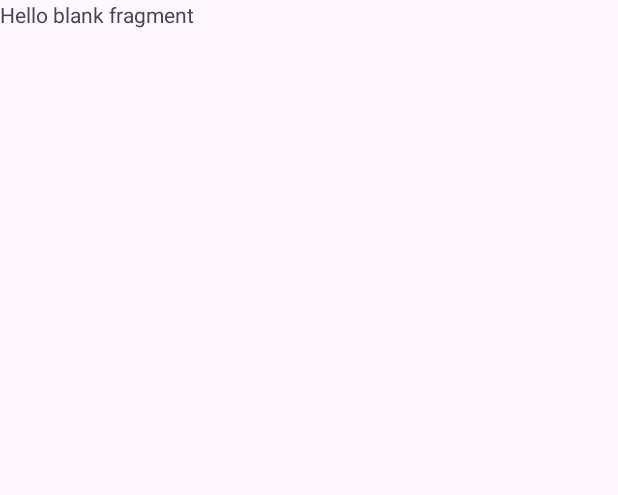
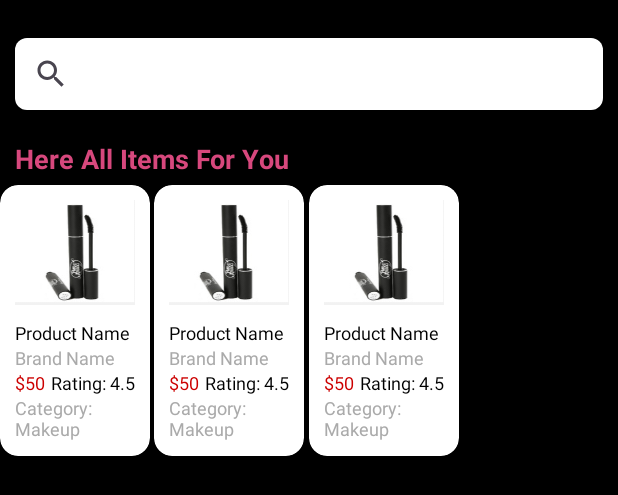
Before and after one commit to Shimon31/Glow_Mart, an Android app: the layout fragment_search.xml on its own in the app's theme, with its tools: preview values and no code run, on a phone screen of 412 x 824 dp. Shown: the top 495 px of the screen. Run offline under Robolectric (Android 15) with nearby library versions, the phone set to English and light mode, and no system bars.

Commit message:
search Bar is working properly

```diff
--- /dev/null
+++ b/app/src/main/res/layout/all_product_item.xml
@@ -0,0 +1,89 @@
+<?xml version="1.0" encoding="utf-8"?>
+<androidx.cardview.widget.CardView xmlns:android="http://schemas.android.com/apk/res/android"
+    xmlns:app="http://schemas.android.com/apk/res-auto"
+    xmlns:tools="http://schemas.android.com/tools"
+    android:id="@+id/product_item"
+    android:layout_width="100dp"
+    android:layout_height="wrap_content"
+    app:cardCornerRadius="12dp"
+    android:layout_marginVertical="5dp"
+    app:cardElevation="4dp">
+
+    <!-- ConstraintLayout inside CardView -->
+    <androidx.constraintlayout.widget.ConstraintLayout
+        android:layout_width="match_parent"
+        android:layout_height="wrap_content"
+        android:layout_margin="10dp">
+
+        <!-- Product Image -->
+        <ImageView
+            android:id="@+id/product_image"
+            android:layout_width="0dp"
+            android:layout_height="70dp"
+            android:src="@drawable/image"
+            android:scaleType="fitXY"
+            app:layout_constraintEnd_toEndOf="parent"
+            app:layout_constraintStart_toStartOf="parent"
+            app:layout_constraintTop_toTopOf="parent" />
+
+        <!-- Product Name -->
+        <TextView
+            android:id="@+id/product_name"
+            android:layout_width="0dp"
+            android:layout_height="wrap_content"
+            android:text="Product Name"
+            android:textSize="12sp"
+            android:textColor="@android:color/black"
+            android:ellipsize="end"
+            android:layout_marginTop="10dp"
+            android:scrollHorizontally="true"
+            app:layout_constraintEnd_toEndOf="parent"
+            app:layout_constraintStart_toStartOf="parent"
+            app:layout_constraintTop_toBottomOf="@id/product_image" />
+
+        <!-- Product Brand -->
+        <TextView
+            android:id="@+id/product_brand"
+            android:layout_width="wrap_content"
+            android:layout_height="wrap_content"
+            android:text="Brand Name"
+            android:textSize="12sp"
+            android:textColor="@android:color/darker_gray"
+            app:layout_constraintStart_toStartOf="parent"
+            app:layout_constraintTop_toBottomOf="@id/product_name" />
+
+        <!-- Product Price -->
+        <TextView
+            android:id="@+id/product_price"
+            android:layout_width="wrap_content"
+            android:layout_height="wrap_content"
+            android:text="$50"
+            android:textSize="12sp"
+            android:textColor="@android:color/holo_red_dark"
+            app:layout_constraintStart_toStartOf="parent"
+            app:layout_constraintTop_toBottomOf="@id/product_brand" />
+
+        <!-- Product Rating -->
+        <TextView
+            android:id="@+id/product_rating"
+            android:layout_width="wrap_content"
+            android:layout_height="wrap_content"
+            android:text="Rating: 4.5"
+            android:textSize="12sp"
+            android:textColor="@android:color/black"
+            app:layout_constraintEnd_toEndOf="parent"
+            app:layout_constraintTop_toBottomOf="@id/product_brand" />
+
+        <!-- Product Category -->
+        <TextView
+            android:id="@+id/product_category"
+            android:layout_width="wrap_content"
+            android:layout_height="wrap_content"
+            android:text="Category: Makeup"
+            android:textSize="12sp"
+            android:textColor="@android:color/darker_gray"
+            app:layout_constraintStart_toStartOf="parent"
+            app:layout_constraintTop_toBottomOf="@id/product_rating" />
+
+    </androidx.constraintlayout.widget.ConstraintLayout>
+</androidx.cardview.widget.CardView>
--- a/app/src/main/res/layout/fragment_search.xml
+++ b/app/src/main/res/layout/fragment_search.xml
@@ -1,14 +1,63 @@
 <?xml version="1.0" encoding="utf-8"?>
-<FrameLayout xmlns:android="http://schemas.android.com/apk/res/android"
+<androidx.constraintlayout.widget.ConstraintLayout xmlns:android="http://schemas.android.com/apk/res/android"
+    xmlns:app="http://schemas.android.com/apk/res-auto"
     xmlns:tools="http://schemas.android.com/tools"
     android:layout_width="match_parent"
     android:layout_height="match_parent"
+    android:background="@color/black"
     tools:context=".ui.search.SearchFragment">
 
-    <!-- TODO: Update blank fragment layout -->
+
+    <androidx.appcompat.widget.SearchView
+        android:id="@+id/searchBar"
+        android:layout_width="match_parent"
+        android:layout_height="wrap_content"
+        android:layout_marginHorizontal="10dp"
+        android:layout_marginTop="25dp"
+        android:background="@drawable/searchbar_bg"
+        android:iconifiedByDefault="false"
+        android:queryHint="Search products..."
+        android:focusable="true"
+        android:focusableInTouchMode="true"
+        android:gravity="center"
+        app:layout_constraintEnd_toEndOf="parent"
+        app:layout_constraintStart_toStartOf="parent"
+        app:layout_constraintTop_toTopOf="parent" />
+
+
     <TextView
+        android:id="@+id/allProductsTV"
+        android:layout_width="wrap_content"
+        android:layout_height="wrap_content"
+        android:layout_marginTop="20dp"
+        android:text="Here All Items For You"
+        android:textColor="@color/primaryClr"
+        android:textSize="18sp"
+        android:textStyle="bold"
+        app:layout_constraintStart_toStartOf="@id/searchBar"
+        app:layout_constraintTop_toBottomOf="@id/searchBar" />
+
+
+    <androidx.recyclerview.widget.RecyclerView
+        android:id="@+id/recyclerView1"
         android:layout_width="match_parent"
-        android:layout_height="match_parent"
-        android:text="@string/hello_blank_fragment" />
+        android:layout_height="wrap_content"
+        android:orientation="vertical"
+        app:layoutManager="androidx.recyclerview.widget.GridLayoutManager"
+        app:layout_constraintStart_toStartOf="@id/searchBar"
+        app:layout_constraintTop_toBottomOf="@id/allProductsTV"
+        app:spanCount="4"
+        tools:listitem="@layout/all_product_item" />
 
-</FrameLayout>
+    <ProgressBar
+        android:id="@+id/progressBar"
+        style="?android:attr/progressBarStyle"
+        android:layout_width="wrap_content"
+        android:layout_height="wrap_content"
+        android:indeterminateTint="@color/primaryClr"
+        android:visibility="gone"
+        app:layout_constraintBottom_toBottomOf="parent"
+        app:layout_constraintEnd_toEndOf="parent"
+        app:layout_constraintStart_toStartOf="parent"
+        app:layout_constraintTop_toTopOf="parent" />
+</androidx.constraintlayout.widget.ConstraintLayout>
--- a/app/src/main/res/navigation/main_nav.xml
+++ b/app/src/main/res/navigation/main_nav.xml
@@ -13,6 +13,9 @@
         <action
             android:id="@+id/action_homeFragment_to_detailsFragment"
             app:destination="@id/detailsFragment" />
+        <action
+            android:id="@+id/action_homeFragment_to_searchFragment"
+            app:destination="@id/searchFragment" />
     </fragment>
     <fragment
         android:id="@+id/detailsFragment"
```
Also changed, not shown: app/src/main/java/com/bcsbattle/sbs_e_mart/ui/search/SearchAdapter.kt (added, +77 -0 lines), app/src/main/java/com/bcsbattle/sbs_e_mart/ui/search/SearchFragment.kt (+63 -42 lines), app/src/main/java/com/bcsbattle/sbs_e_mart/ui/search/SearchViewModel.kt (added, +39 -0 lines).
